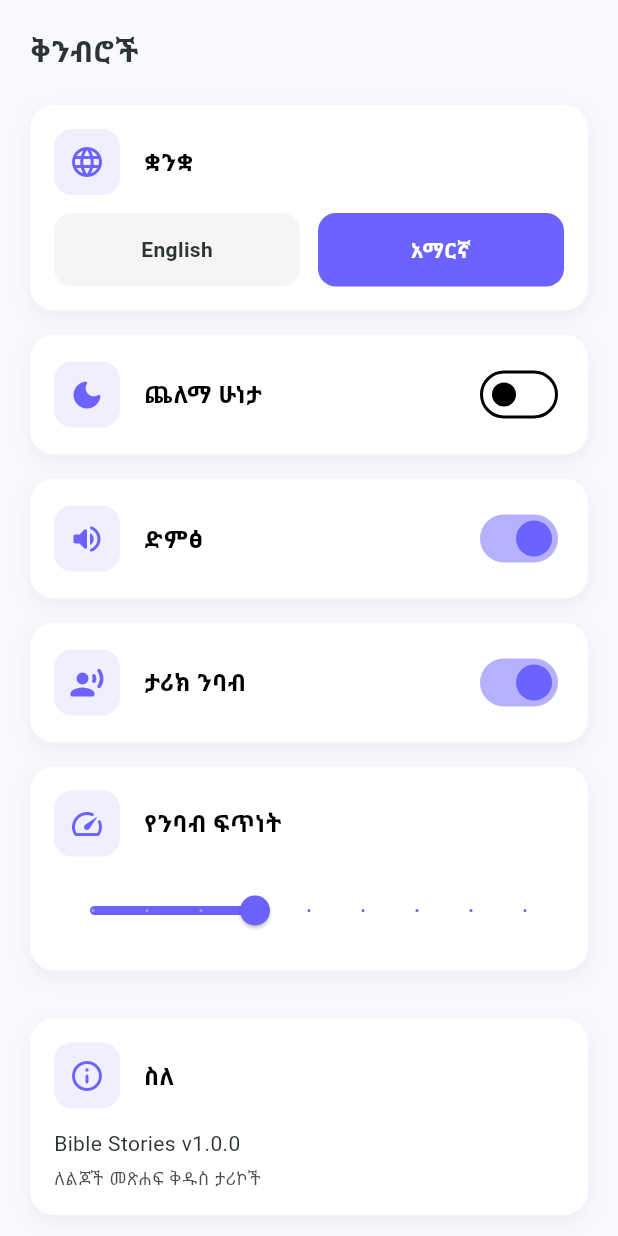
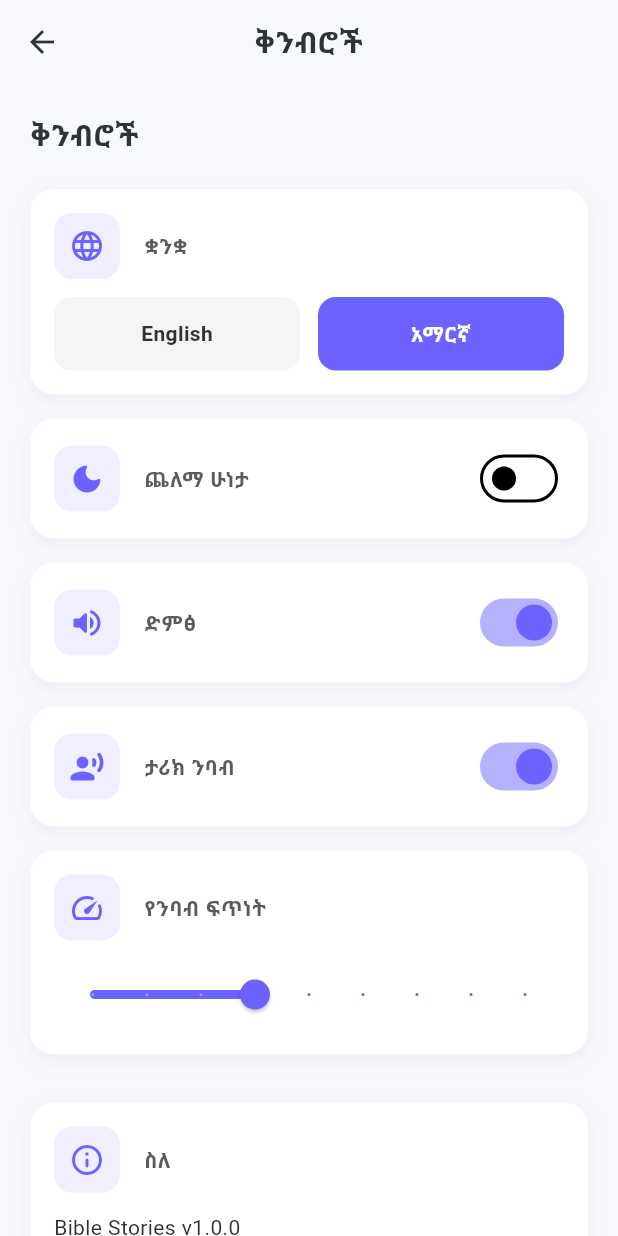
Before and after one commit to ake144/mobile-child-hub, a Flutter app: the SettingsScreen screen opened directly, after a tap on "አማርኛ", on a phone screen of 412 x 824 dp. Run offline on Flutter 3.47's test engine with Material 3 defaults, Android fonts, the phone set to English and light mode, and no system bars; drawn by our look-alikes of flutter_animate; our stand-ins replace audioplayers, confetti, equatable, flutter_bloc, flutter_tts, google_fonts and 2 more; accounts and stored records are empty.

Commit message:
Add quiz functionality and update settings screen layout

```diff
--- /dev/null
+++ b/devtools_options.yaml
@@ -0,0 +1,3 @@
+description: This file stores settings for Dart & Flutter DevTools.
+documentation: https://docs.flutter.dev/tools/devtools/extensions#configure-extension-enablement-states
+extensions:
--- a/lib/presentation/screens/home_screen.dart
+++ b/lib/presentation/screens/home_screen.dart
@@ -1,3 +1,5 @@
+import 'package:bible_stories/presentation/screens/quiz_page.dart';
+import 'package:bible_stories/presentation/screens/quiz_screen.dart';
 import 'package:flutter/material.dart';
 import 'package:flutter_bloc/flutter_bloc.dart';
 import 'package:flutter_animate/flutter_animate.dart';
@@ -25,19 +27,33 @@ class _HomeScreenState extends State<HomeScreen> {
     return Scaffold(
       body: IndexedStack(
         index: _currentIndex,
-        children: const [
+        children: [
           _HomeContent(),
-          ProgressScreen(),
+          QuizPage(),
+           ProgressScreen(),
           SettingsScreen(),
         ],
       ),
       bottomNavigationBar: _buildBottomNav(context),
+      // floatingActionButton: FloatingActionButton(
+      //   onPressed: () {
+      //     Navigator.push(context,
+      //       MaterialPageRoute(
+      //         builder: (_) => QuizPage(),
+      //       ),
+      //     );
+      //   },
+      //   backgroundColor: AppTheme.primaryColor,
+      //   tooltip: 'Take a Quiz',
+      //   child: const Icon(Icons.add, color: Colors.white, size: 30),
+      // ),
     );
   }
 
   Widget _buildBottomNav(BuildContext context) {
     final settings = context.watch<SettingsBloc>().state;
     final isAm = settings.languageCode == 'am';
+    final theme = Theme.of(context);
 
     return Container(
       decoration: BoxDecoration(
@@ -61,12 +77,17 @@ class _HomeScreenState extends State<HomeScreen> {
             ),
             BottomNavigationBarItem(
               icon: const Icon(Icons.emoji_events_rounded),
+              label: isAm ? 'ሙከራዎች' : 'Quizzes',
+            ),
+            BottomNavigationBarItem(
+              icon: const Icon(Icons.emoji_events_rounded),
               label: isAm ? 'እድገት' : 'Progress',
             ),
-            BottomNavigationBarItem(
-              icon: const Icon(Icons.settings_rounded),
-              label: isAm ? 'ቅንብሮች' : 'Settings',
-            ),
+
+            // BottomNavigationBarItem(
+            //   icon: const Icon(Icons.settings_rounded),
+            //   label: isAm ? 'ቅንብሮች' : 'Settings',
+            // ),
           ],
         ),
       ),
@@ -85,7 +106,6 @@ class _HomeContent extends StatelessWidget {
     return SafeArea(
       child: CustomScrollView(
         slivers: [
-          // App Bar
           SliverToBoxAdapter(
             child: Padding(
               padding: const EdgeInsets.all(20),
@@ -101,19 +121,32 @@ class _HomeContent extends StatelessWidget {
                         ),
                         const SizedBox(height: 4),
                         Text(
-                          isAm ? 'ዛሬ ምን ልንማር?' : "What shall we learn today?",
+                          isAm ? 'ዛሬ ምን ልማር?' : "What shall we learn today?",
                           style: Theme.of(context).textTheme.bodyLarge?.copyWith(
                                 color: Theme.of(context)
                                     .textTheme
                                     .bodyLarge
                                     ?.color
-                                    ?.withValues(alpha: 0.7),
+                                    ?.withOpacity(0.7),
                               ),
                         ),
                       ],
                     ).animate().fadeIn().slideX(begin: -0.1),
                   ),
-                  _buildStreakBadge(context),
+                  Row(
+                    children: [
+                       _buildStreakBadge(context),
+                       const SizedBox(width: 12),
+                       IconButton(onPressed: (){
+                        Navigator.push(context,
+                          MaterialPageRoute(
+                            builder: (_) => SettingsScreen(),
+                          ),
+                        );
+                        },
+
+                        icon:  Icon(Icons.settings_rounded).animate().fadeIn().slideX(begin: 0.1, delay: 200.ms),
+                  )],)
                 ],
               ),
             ),
@@ -186,8 +219,12 @@ class _HomeContent extends StatelessWidget {
           ),
           const SliverToBoxAdapter(child: SizedBox(height: 100)),
         ],
+
+
       ),
+
     );
+
   }
 
   int _getStoryCount(List<Story> stories, String book) {
--- /dev/null
+++ b/lib/presentation/screens/quiz_page.dart
@@ -0,0 +1,184 @@
+import 'package:bible_stories/core/theme/app_theme.dart';
+import 'package:bible_stories/presentation/blocs/quiz_bloc.dart';
+import 'package:bible_stories/presentation/blocs/settings_bloc.dart';
+import 'package:bible_stories/presentation/blocs/stories_bloc.dart';
+import 'package:bible_stories/presentation/screens/quiz_list_screen.dart';
+import 'package:flutter/material.dart';
+import 'package:flutter_animate/flutter_animate.dart';
+import 'package:flutter_bloc/flutter_bloc.dart';
+
+class QuizPage extends StatelessWidget {
+
+   const QuizPage({Key? key}) : super(key: key);
+
+  @override
+  Widget build(BuildContext context) {
+
+    final setting =  context.watch<SettingsBloc>().state;
+
+    final theme = Theme.of(context);
+    final isAm = setting.languageCode == 'am';
+
+
+    return Scaffold(
+      appBar: AppBar(
+        title: Text(isAm ? 'መጠየቂያ' : 'Quiz', style: theme.textTheme.headlineMedium),
+        backgroundColor: AppTheme.primaryColor,
+      ),
+      body: SafeArea(child:
+           CustomScrollView(
+            slivers: [
+              SliverToBoxAdapter(
+                child: Padding(
+                  padding: const EdgeInsets.all(20),
+                  child: Text(
+                    isAm ? 'መጠየቂያ' : "Let's test our knowledge",
+                    style: theme.textTheme.bodyLarge?.copyWith(
+                      color: theme.textTheme.bodyLarge?.color?.withOpacity(0.7),
+                    ),
+                  ).animate().fadeIn(),
+                ),
+              ),
+
+              SliverToBoxAdapter(child:  const SizedBox(height: 20)),
+              SliverToBoxAdapter(
+                child: Text(
+                  isAm ? 'መጠየቂያ ምን ነው?' : 'Select a quiz?',
+                  style: theme.textTheme.headlineSmall,
+                ).animate().fadeIn(),
+              ),
+
+              SliverToBoxAdapter(child: const SizedBox(height: 20)),
+
+             BlocBuilder<StoriesBloc,StoriesState>(
+              builder: (context, state){
+                 if (state.isLoading) {
+                return const SliverToBoxAdapter(
+                  child: Center(child: CircularProgressIndicator()),
+                );
+              }
+              return SliverPadding(
+                padding:  const EdgeInsets.symmetric(horizontal: 20, vertical: 10),
+                sliver: SliverGrid(
+                  gridDelegate: const SliverGridDelegateWithFixedCrossAxisCount(
+                    crossAxisCount: 2,
+                    mainAxisSpacing: 16,
+                    crossAxisSpacing: 16,
+                    childAspectRatio: 3 / 2,
+                  ),
+                  delegate: SliverChildListDelegate(
+                    [
+                      _BookCard(
+                        titleEn: 'Genesis',
+                        titleAm: 'ዘፍጥረት',
+                        icon: Icons.wb_sunny_rounded,
+                        color: AppTheme.genesisColor,
+                        storyCount: _getStoryCount(state.allStories, 'Genesis'),
+                        delay: 0,
+                      ),
+                      _BookCard(
+                        titleEn: 'Exodus',
+                        titleAm: 'ዘጸአት',
+                        icon: Icons.directions_walk_rounded,
+                        color: AppTheme.exodusColor,
+                        storyCount: _getStoryCount(state.allStories, 'Exodus'),
+                        delay: 100,
+                      ),
+                      _BookCard(
+                        titleEn: 'Leviticus',
+                        titleAm: 'ዘሌዋውያን',
+                        icon: Icons.local_fire_department_rounded,
+                        color: AppTheme.leviticusColor,
+                        storyCount: _getStoryCount(state.allStories, 'Leviticus'),
+                        delay: 200,
+                      ),
+                    ],
+                  ),
+                ),
+
+              );
+              }
+             )
+
+
+              // Add your quiz content here
+
+            ],
+           )
+          )
+    );
+  }
+  }
+
+
+// Small helper to count stories for a given book name.
+int _getStoryCount(List<dynamic> allStories, String bookName) {
+  try {
+    return allStories.where((s) {
+      if (s == null) return false;
+      // support either Map or object with .book
+      if (s is Map) {
+        return s['book'] == bookName;
+      }
+      final book = (s as dynamic).book;
+      return book == bookName;
+    }).length;
+  } catch (_) {
+    return 0;
+  }
+}
+
+// Simple card widget for each book entry.
+class _BookCard extends StatelessWidget {
+  final String titleEn;
+  final String titleAm;
+  final IconData icon;
+  final Color color;
+  final int storyCount;
+  final int delay;
+
+  const _BookCard({
+    Key? key,
+    required this.titleEn,
+    required this.titleAm,
+    required this.icon,
+    required this.color,
+    required this.storyCount,
+    required this.delay,
+  }) : super(key: key);
+
+  @override
+  Widget build(BuildContext context) {
+    final theme = Theme.of(context);
+    final isAm = context.watch<SettingsBloc>().state.languageCode == 'am';
+    return Card(
+      color: color,
+      child: InkWell(
+        onTap: () {
+            Navigator.push(context,
+             MaterialPageRoute(builder:
+             (context) => QuizeList(bookEn: titleEn, bookAm: titleAm)));
+        },
+        child: Padding(
+          padding: const EdgeInsets.all(12),
+          child: Column(
+            crossAxisAlignment: CrossAxisAlignment.start,
+            children: [
+              Icon(icon, size: 28, color: Colors.white),
+              const SizedBox(height: 8),
+              Text(
+                isAm ? titleAm : titleEn,
+                style: theme.textTheme.titleMedium?.copyWith(color: Colors.white),
+              ),
+              const Spacer(),
+              Text(
+                '$storyCount ${isAm ? "ታሪኮች" : "stories"}',
+                style: theme.textTheme.bodySmall?.copyWith(color: Colors.white70),
+              ),
+            ],
+          ),
+        ),
+      ),
+    );
+  }
+}
--- a/lib/presentation/screens/settings_screen.dart
+++ b/lib/presentation/screens/settings_screen.dart
@@ -9,19 +9,27 @@ class SettingsScreen extends StatelessWidget {
 
   @override
   Widget build(BuildContext context) {
-    return SafeArea(
-      child: BlocBuilder<SettingsBloc, SettingsState>(
+    return BlocBuilder<SettingsBloc, SettingsState>(
       builder: (context, state) {
         final isAm = state.languageCode == 'am';
+        final theme = Theme.of(context);
 
-          return SingleChildScrollView(
+        return Scaffold(
+          appBar: AppBar(
+            title: Text(isAm ? 'ቅንብሮች' : 'Settings'),
+            backgroundColor: theme.appBarTheme.backgroundColor,
+            foregroundColor: theme.appBarTheme.foregroundColor,
+            elevation: 0,
+          ),
+          body: SafeArea(
+            child: SingleChildScrollView(
               padding: const EdgeInsets.all(20),
               child: Column(
                 crossAxisAlignment: CrossAxisAlignment.start,
                 children: [
                   Text(
                     isAm ? 'ቅንብሮች' : 'Settings',
-                  style: Theme.of(context).textTheme.headlineMedium,
+                    style: theme.textTheme.headlineMedium,
                   ).animate().fadeIn(),
                   const SizedBox(height: 24),
                   // Language
@@ -119,9 +127,10 @@ class SettingsScreen extends StatelessWidget {
                   ).animate().fadeIn(delay: 600.ms),
                 ],
               ),
+            ),
+          ),
         );
       },
-      ),
     );
   }
 
@@ -177,8 +186,9 @@ class _SettingsCard extends StatelessWidget {
               Expanded(
                 child: Text(
                   title,
-                  style: Theme.of(context).textTheme.titleMedium?.copyWith(
+                  style: Theme.of(context).textTheme.bodyMedium?.copyWith(
                     fontWeight: FontWeight.w600,
+                    color: Theme.of(context).textTheme.bodyMedium?.color?.withOpacity(0.8),
                   ),
                 ),
               ),
```
Also changed, not shown: lib/presentation/screens/quiz_list_screen.dart (added, +103 -0 lines), lib/presentation/screens/story_list_screen.dart (+10 -4 lines), pubspec.yaml (+19 -19 lines), pubspec.lock. Lines whose indentation alone changed are shown as unchanged.
